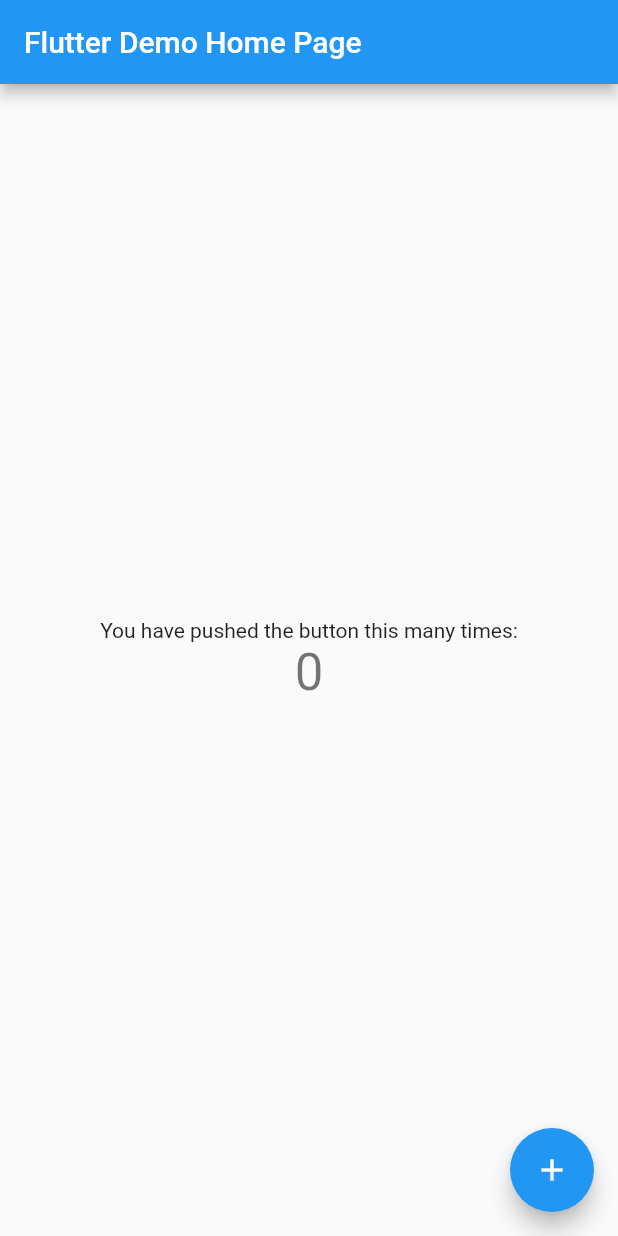
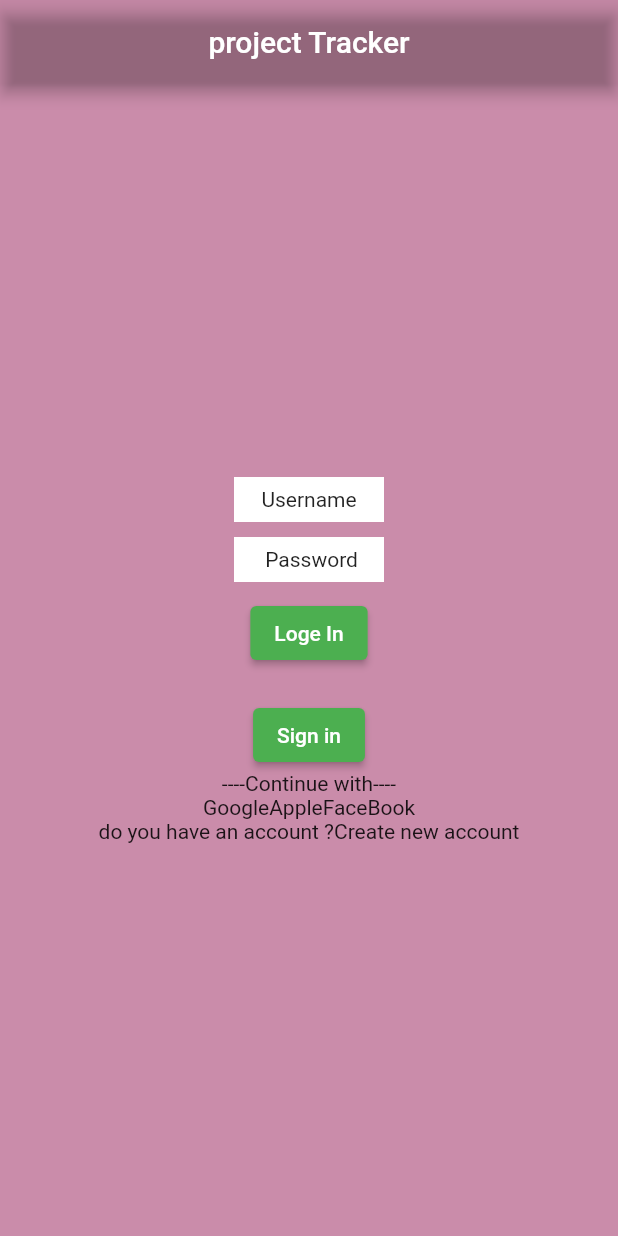
Before and after one commit to NehalMo/project-Tracker, a Flutter app: the screen it shows after launch, on a phone screen of 412 x 824 dp. Run offline on Flutter 3.47's test engine with Material 2 defaults, Android fonts, the phone set to English and light mode, and no system bars.

Commit message:
add button

```diff
--- a/lib/main.dart
+++ b/lib/main.dart
@@ -1,115 +1,75 @@
 import 'package:flutter/material.dart';
 
 void main() {
-  runApp(const MyApp());
+  runApp(const MainApp());
 }
 
-class MyApp extends StatelessWidget {
-  const MyApp({super.key});
+class MainApp extends StatelessWidget {
+  const MainApp({super.key});
 
-  // This widget is the root of your application.
   @override
   Widget build(BuildContext context) {
     return MaterialApp(
-      title: 'Flutter Demo',
-      theme: ThemeData(
-        // This is the theme of your application.
-        //
-        // Try running your application with "flutter run". You'll see the
-        // application has a blue toolbar. Then, without quitting the app, try
-        // changing the primarySwatch below to Colors.green and then invoke
-        // "hot reload" (press "r" in the console where you ran "flutter run",
-        // or simply save your changes to "hot reload" in a Flutter IDE).
-        // Notice that the counter didn't reset back to zero; the application
-        // is not restarted.
-        primarySwatch: Colors.blue,
+      home: Scaffold(appBar: AppBar(title: Text("project Tracker"),centerTitle: true, backgroundColor: Colors.transparent,),
+        body: Center(
+          child: Column(
+            mainAxisAlignment: MainAxisAlignment.center,
+            children: [
+
+              Container(
+                height: 30,
+                width: 100,
+                child: Center(child: Text('Username')),
+                color: Colors.white,
+              ),
+              Container(
+                margin: EdgeInsets.all(10),
+                height: 30,
+                width: 100,
+                child: Center(child: Text(' Password')),
+                color: Colors.white,
+              ),
+             ElevatedButton(
+                  style:
+                      ElevatedButton.styleFrom(backgroundColor: Colors.green),
+                  onPressed: () => {print("loge in")},
+                  child: Text("Loge In")),
+
+              Container( margin: EdgeInsets.all(10),),
+              ElevatedButton(
+
+                  style:
+                      ElevatedButton.styleFrom(backgroundColor: Colors.green),
+                  onPressed: () => {print("Sign in")},
+                  child: Text("Sign in")),
+              Row(
+                mainAxisAlignment: MainAxisAlignment.center,
+                children: [
+                  Text('----'),
+                  Text('Continue with'),
+                  Text('----'),
+                ],
+              ),
+              Row(
+                mainAxisAlignment: MainAxisAlignment.center,
+                children: [
+                  Text('Google'),
+                  Text('Apple'),
+                  Text('FaceBook'),
+                ],
+              ),
+              Row(
+                mainAxisAlignment: MainAxisAlignment.center,
+                children: [
+                  Text('do you have an account ?'),
+                  Text('Create new account'),
+                ],
+              )
+            ],
+          ),
+        ),
+        backgroundColor: Color.fromARGB(255, 202, 140, 170),
       ),
-      home: const MyHomePage(title: 'Flutter Demo Home Page'),
     );
   }
 }
-
-class MyHomePage extends StatefulWidget {
-  const MyHomePage({super.key, required this.title});
-
-  // This widget is the home page of your application. It is stateful, meaning
-  // that it has a State object (defined below) that contains fields that affect
-  // how it looks.
-
-  // This class is the configuration for the state. It holds the values (in this
-  // case the title) provided by the parent (in this case the App widget) and
-  // used by the build method of the State. Fields in a Widget subclass are
-  // always marked "final".
-
-  final String title;
-
-  @override
-  State<MyHomePage> createState() => _MyHomePageState();
-}
-
-class _MyHomePageState extends State<MyHomePage> {
-  int _counter = 0;
-
-  void _incrementCounter() {
-    setState(() {
-      // This call to setState tells the Flutter framework that something has
-      // changed in this State, which causes it to rerun the build method below
-      // so that the display can reflect the updated values. If we changed
-      // _counter without calling setState(), then the build method would not be
-      // called again, and so nothing would appear to happen.
-      _counter++;
-    });
-  }
-
-  @override
-  Widget build(BuildContext context) {
-    // This method is rerun every time setState is called, for instance as done
-    // by the _incrementCounter method above.
-    //
-    // The Flutter framework has been optimized to make rerunning build methods
-    // fast, so that you can just rebuild anything that needs updating rather
-    // than having to individually change instances of widgets.
-    return Scaffold(
-      appBar: AppBar(
-        // Here we take the value from the MyHomePage object that was created by
-        // the App.build method, and use it to set our appbar title.
-        title: Text(widget.title),
-      ),
-      body: Center(
-        // Center is a layout widget. It takes a single child and positions it
-        // in the middle of the parent.
-        child: Column(
-          // Column is also a layout widget. It takes a list of children and
-          // arranges them vertically. By default, it sizes itself to fit its
-          // children horizontally, and tries to be as tall as its parent.
-          //
-          // Invoke "debug painting" (press "p" in the console, choose the
-          // "Toggle Debug Paint" action from the Flutter Inspector in Android
-          // Studio, or the "Toggle Debug Paint" command in Visual Studio Code)
-          // to see the wireframe for each widget.
-          //
-          // Column has various properties to control how it sizes itself and
-          // how it positions its children. Here we use mainAxisAlignment to
-          // center the children vertically; the main axis here is the vertical
-          // axis because Columns are vertical (the cross axis would be
-          // horizontal).
-          mainAxisAlignment: MainAxisAlignment.center,
-          children: <Widget>[
-            const Text(
-              'You have pushed the button this many times:',
-            ),
-            Text(
-              '$_counter',
-              style: Theme.of(context).textTheme.headlineMedium,
-            ),
-          ],
-        ),
-      ),
-      floatingActionButton: FloatingActionButton(
-        onPressed: _incrementCounter,
-        tooltip: 'Increment',
-        child: const Icon(Icons.add),
-      ), // This trailing comma makes auto-formatting nicer for build methods.
-    );
-  }
-}
```
